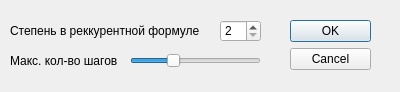
This is mandelbrot/settingdialog.ui in VladislavSG/mandelbrot as Qt 5 draws it before an edit. The edited form follows.
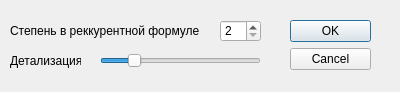
This is the edited form.

The edit to the form file:
```diff
--- a/mandelbrot/settingdialog.ui
+++ b/mandelbrot/settingdialog.ui
@@ -63,20 +63,20 @@
     <rect>
      <x>10</x>
      <y>50</y>
-     <width>111</width>
+     <width>71</width>
      <height>21</height>
     </rect>
    </property>
    <property name="text">
-    <string>Макс. кол-во шагов</string>
+    <string>Детализация</string>
    </property>
   </widget>
   <widget class="QSlider" name="horizontalSlider">
    <property name="geometry">
     <rect>
-     <x>130</x>
+     <x>100</x>
      <y>50</y>
-     <width>131</width>
+     <width>161</width>
      <height>22</height>
     </rect>
    </property>
@@ -84,7 +84,7 @@
     <number>20</number>
    </property>
    <property name="maximum">
-    <number>600</number>
+    <number>1000</number>
    </property>
    <property name="value">
     <number>200</number>
```
